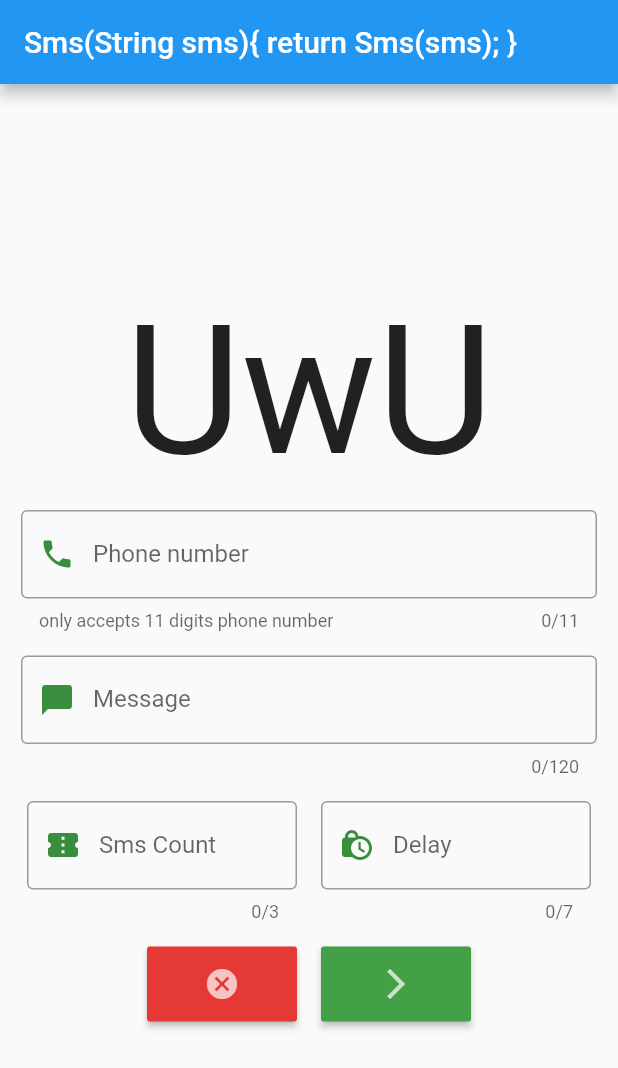
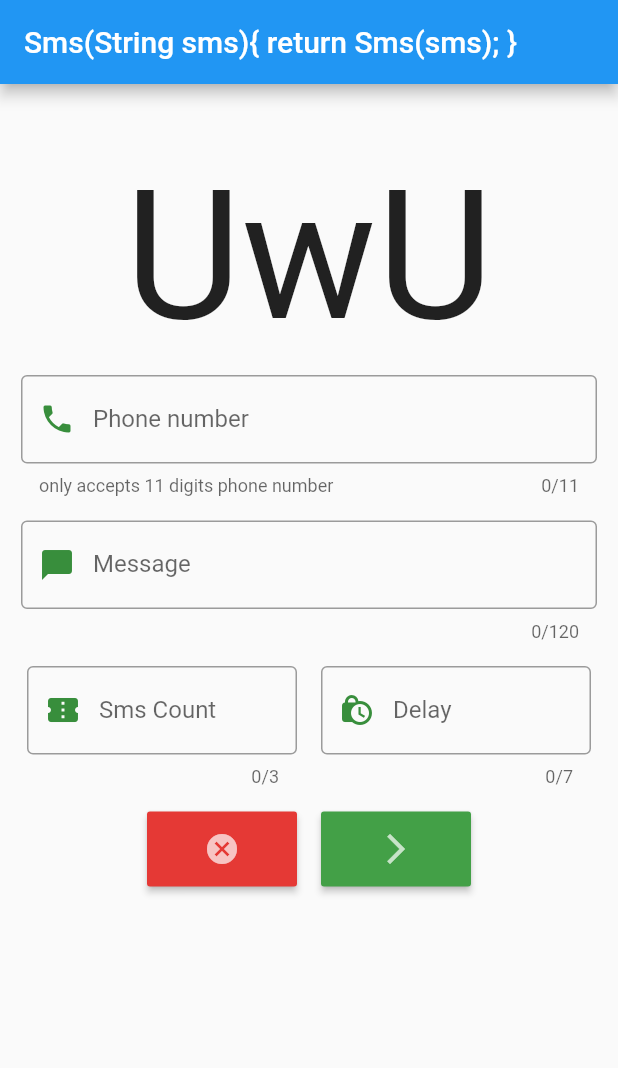
Before and after one commit to 2k16daniel/Loop_Sms, a Flutter app: the screen it shows after launch, on a phone screen of 412 x 824 dp. Shown: the top 1068 px of the screen. Run offline on Flutter 3.47's test engine with Material 2 defaults, Android fonts, the phone set to English and light mode, and no system bars.

Commit message:
Padding fixed

```diff
--- a/lib/main.dart
+++ b/lib/main.dart
@@ -16,14 +16,11 @@ class MainPage extends StatelessWidget {
         appBar: AppBar(
           title: Text('Sms(String sms){ return Sms(sms); }'),
         ),
-        body: Center(
-          child: SingleChildScrollView(
+        body: SingleChildScrollView(
           child: Column(
-              mainAxisAlignment: MainAxisAlignment.center,
             children: <Widget>[
               WholeUI(),
             ],
-            ),
           ),
         ),
       ),
@@ -48,6 +45,8 @@ class _WholeUIState extends State<WholeUI> {
   @override
   Widget build(BuildContext context) {
     return Container(
+      child: Padding(
+        padding: const EdgeInsets.only(top: 45),
         child: Column(
           children: <Widget>[
             myTexview(),
@@ -68,6 +67,7 @@ class _WholeUIState extends State<WholeUI> {
             ),
             Buttons(),
           ],
+        ),
       ),
     );
   }
@@ -257,3 +257,5 @@ Widget myTexview() {
     ),
   );
 }
+
+// start of logic line
```
Lines whose indentation alone changed are shown as unchanged.
